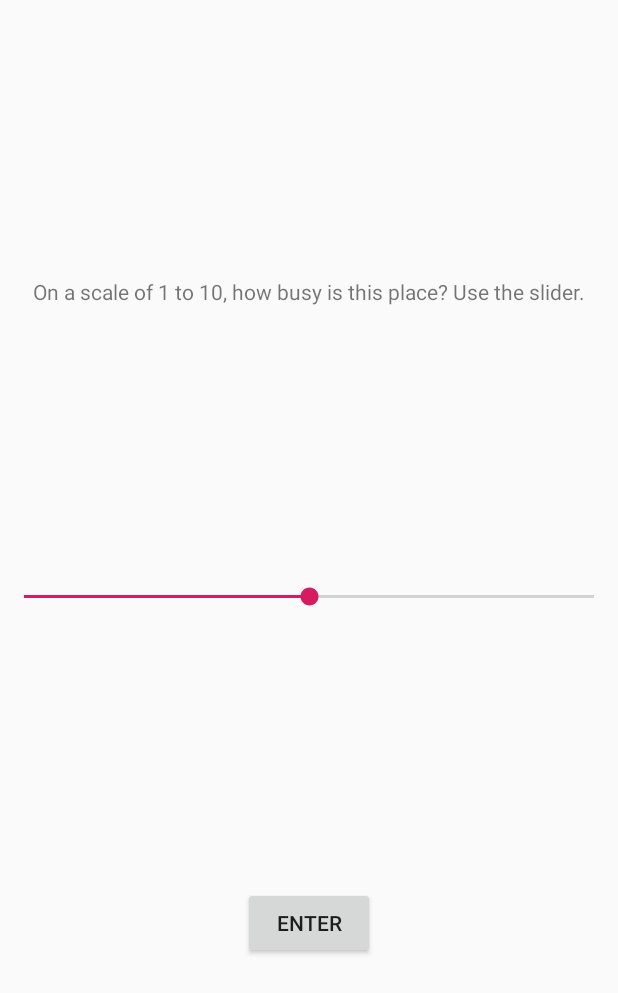
After one commit to alexstarr8155/LineFinder, an Android app: the layout notification.xml on its own in the app's theme, with its tools: preview values and no code run, on a phone screen of 412 x 824 dp. The commit adds this screen. Shown: the top 993 px of the screen. Run offline under Robolectric (Android 15) with nearby library versions, the phone set to English and light mode, and no system bars.

Commit message:
Orders cards based on distance away, and pushes notification when nearby to one place.

```diff
--- a/app/src/main/AndroidManifest.xml
+++ b/app/src/main/AndroidManifest.xml
@@ -21,6 +21,7 @@
                 <category android:name="android.intent.category.LAUNCHER" />
             </intent-filter>
         </activity>
+        <activity android:name=".FeedbackNotification" />
     </application>
 
 </manifest>
--- a/app/src/main/java/com/example/lineapp/MainActivity.java
+++ b/app/src/main/java/com/example/lineapp/MainActivity.java
@@ -281,7 +281,7 @@ public class MainActivity extends AppCompatActivity
 
     private void showNotification(String message){
 
-        Intent notifIntent = new Intent(this, MainActivity.class);
+        Intent notifIntent = new Intent(this, FeedbackNotification.class);
         PendingIntent contentIntent = PendingIntent.getActivity(this, 0, notifIntent, 0);
 
 
--- /dev/null
+++ b/app/src/main/res/layout/notification.xml
@@ -0,0 +1,43 @@
+<?xml version="1.0" encoding="utf-8"?>
+<androidx.constraintlayout.widget.ConstraintLayout xmlns:android="http://schemas.android.com/apk/res/android"
+    xmlns:app="http://schemas.android.com/apk/res-auto"
+    xmlns:tools="http://schemas.android.com/tools"
+    android:layout_width="match_parent"
+    android:layout_height="match_parent"
+    android:orientation="vertical">
+
+    <TextView
+        android:id="@+id/textView"
+        android:layout_width="wrap_content"
+        android:layout_height="wrap_content"
+        android:text="On a scale of 1 to 10, how busy is this place? Use the slider."
+        app:layout_constraintBottom_toTopOf="@+id/seekBar"
+        app:layout_constraintEnd_toEndOf="parent"
+        app:layout_constraintHorizontal_bias="0.5"
+        app:layout_constraintStart_toStartOf="parent"
+        app:layout_constraintTop_toTopOf="parent" />
+
+    <SeekBar
+        android:id="@+id/seekBar"
+        android:layout_width="match_parent"
+        android:layout_height="wrap_content"
+        android:max="10"
+        android:progress="5"
+        app:layout_constraintBottom_toTopOf="@+id/button"
+        app:layout_constraintEnd_toEndOf="parent"
+        app:layout_constraintHorizontal_bias="0.5"
+        app:layout_constraintStart_toStartOf="parent"
+        app:layout_constraintTop_toBottomOf="@+id/textView" />
+
+    <Button
+        android:id="@+id/button"
+        android:layout_width="wrap_content"
+        android:layout_height="wrap_content"
+        android:text="Enter"
+        app:layout_constraintBottom_toBottomOf="parent"
+        app:layout_constraintEnd_toEndOf="parent"
+        app:layout_constraintHorizontal_bias="0.5"
+        app:layout_constraintStart_toStartOf="parent"
+        app:layout_constraintTop_toBottomOf="@+id/seekBar" />
+
+</androidx.constraintlayout.widget.ConstraintLayout>
```
Also changed, not shown: app/src/main/java/com/example/lineapp/FeedbackNotification.java (+28 -1 lines).
